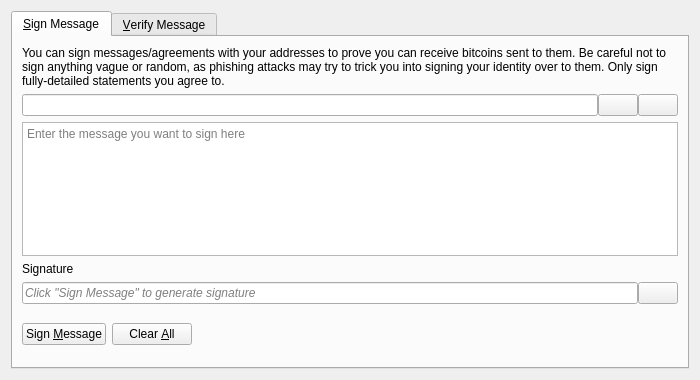
Old version of the form src/qt/forms/signverifymessagedialog.ui in the repository BigOunceChristo/bitpulse.
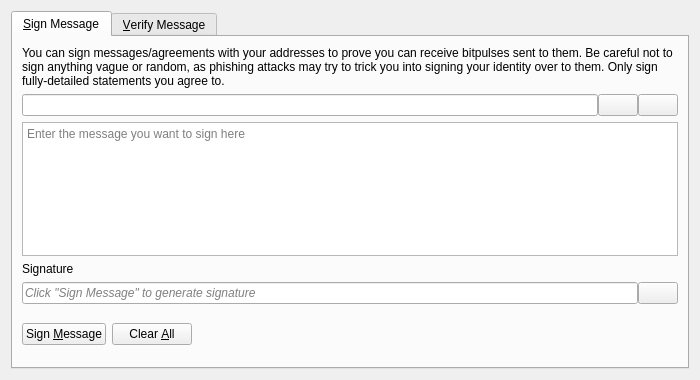
New version of the form. Icons and pictures are not drawn. Custom widgets are drawn as their Qt base class.

```diff
--- a/src/qt/forms/signverifymessagedialog.ui
+++ b/src/qt/forms/signverifymessagedialog.ui
@@ -30,7 +30,7 @@
        <item>
         <widget class="QLabel" name="infoLabel_SM">
          <property name="text">
-          <string>You can sign messages/agreements with your addresses to prove you can receive bitcoins sent to them. Be careful not to sign anything vague or random, as phishing attacks may try to trick you into signing your identity over to them. Only sign fully-detailed statements you agree to.</string>
+          <string>You can sign messages/agreements with your addresses to prove you can receive bitpulses sent to them. Be careful not to sign anything vague or random, as phishing attacks may try to trick you into signing your identity over to them. Only sign fully-detailed statements you agree to.</string>
          </property>
          <property name="textFormat">
           <enum>Qt::PlainText</enum>
```
Left out of the diff: 26 changed lines with no effect on the pictures.
